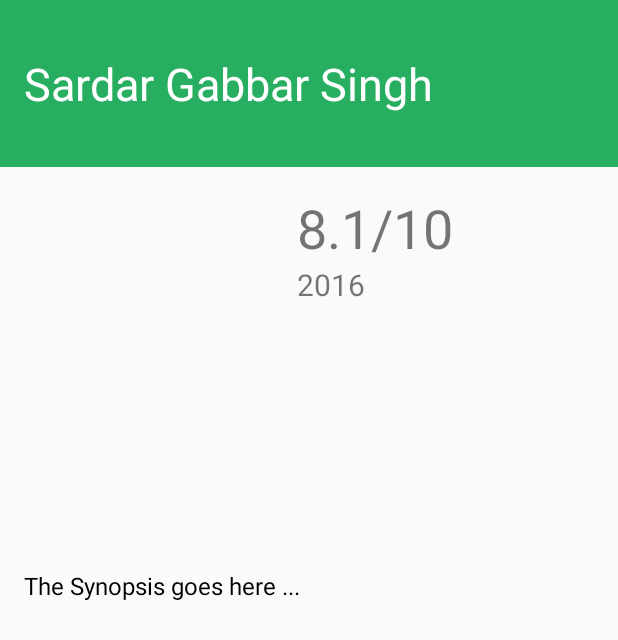
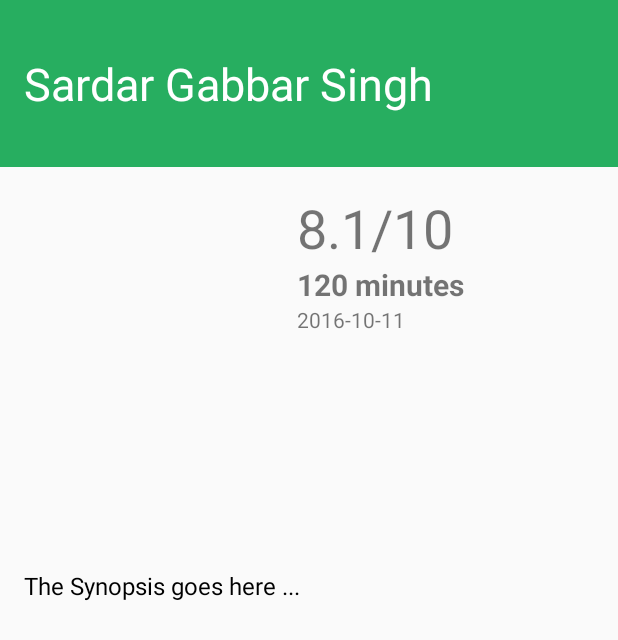
Before and after one commit to prabhukonchada/PopularMovies, an Android app: the layout fragment_movie_detail.xml on its own in the app's theme, with its tools: preview values and no code run, on a phone screen of 412 x 824 dp. Shown: the top 640 px of the screen. Run offline under Robolectric (Android 15) with nearby library versions, the phone set to English and light mode, and no system bars; plain views replace SimpleDraweeView.

Commit message:
Added runtime in the movie detail layout

```diff
--- a/PopularMovies/app/src/main/res/layout/fragment_movie_detail.xml
+++ b/PopularMovies/app/src/main/res/layout/fragment_movie_detail.xml
@@ -32,9 +32,14 @@
                             tools:text="8.1/10"/>
 
                         <TextView
+                            android:id="@+id/runtime"
+                            style="@style/movie_runtime_text_view"
+                            tools:text="120 minutes"/>
+
+                        <TextView
                             android:id="@+id/movieReleaseDate"
                             style="@style/movie_release_text_view"
-                            tools:text="2016"/>
+                            tools:text="2016-10-11"/>
 
                     </LinearLayout>
 
--- a/PopularMovies/app/src/main/res/values/dimens.xml
+++ b/PopularMovies/app/src/main/res/values/dimens.xml
@@ -4,14 +4,15 @@
     <dimen name="activity_vertical_margin">16dp</dimen>
     <dimen name="fab_margin">16dp</dimen>
     <dimen name="title_padding_dimen">35dp</dimen>
-    <dimen name="title_text_size">30dp</dimen>
-    <dimen name="rating_text_size">36dp</dimen>
-    <dimen name="movie_release_date">20dp</dimen>
+    <dimen name="title_text_size">30sp</dimen>
+    <dimen name="rating_text_size">36sp</dimen>
+    <dimen name="movie_release_date">14sp</dimen>
     <dimen name="text_padding_dimen_left">16dp</dimen>
     <dimen name="movie_synopsis_text_size">16dp</dimen>
     <dimen name="linear_layout_vertical_margin">16dp</dimen>
     <dimen name="linear_layout_horizontal_margin">16dp</dimen>
     <dimen name="movie_poster_height">220dp</dimen>
     <dimen name="movie_poster_width">150dp</dimen>
+    <dimen name="movie_runtime_text_size">20sp</dimen>
 
 </resources>
--- a/PopularMovies/app/src/main/res/values/styles.xml
+++ b/PopularMovies/app/src/main/res/values/styles.xml
@@ -114,4 +114,10 @@
         <item name="android:orientation">vertical</item>
     </style>
 
+    <style name="movie_runtime_text_view" parent="text_view_style">
+        <item name="android:textStyle">bold</item>
+        <item name="android:textSize">@dimen/movie_runtime_text_size</item>
+    </style>
+
+
 </resources>
```
